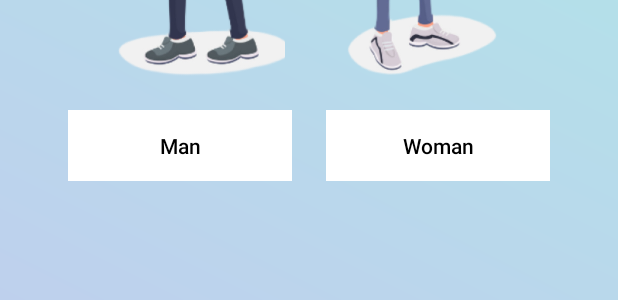
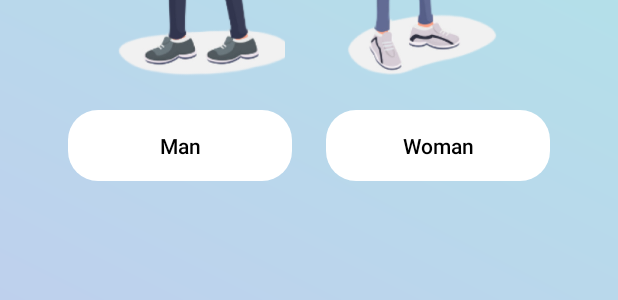
Before and after one commit to haiduc2511/ThietKeGiaoDien, an Android app: the layout activity_choosing_gender.xml on its own in the app's theme, with its tools: preview values and no code run, on a phone screen of 412 x 824 dp. Shown: the part 635-935 px from the top of the screen. Run offline under Robolectric (Android 15) with nearby library versions, the phone set to English and light mode, and no system bars.

Commit message:
fix: button_default corner radius

```diff
--- a/app/src/main/res/drawable/button_default.xml
+++ b/app/src/main/res/drawable/button_default.xml
@@ -13,7 +13,7 @@
     <!-- Gradient background -->
     <item>
         <layer-list>
-            <item android:drawable="@color/white"/>
+            <item android:drawable="@drawable/button_default_gradient"/>
         </layer-list>
     </item>
 </ripple>
```
